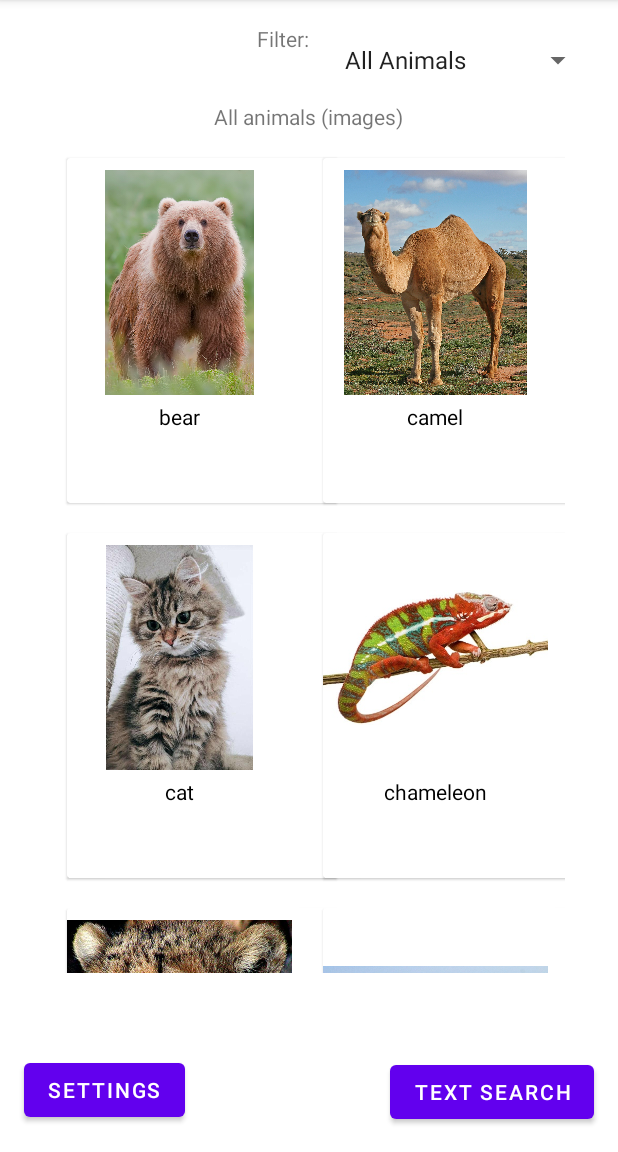
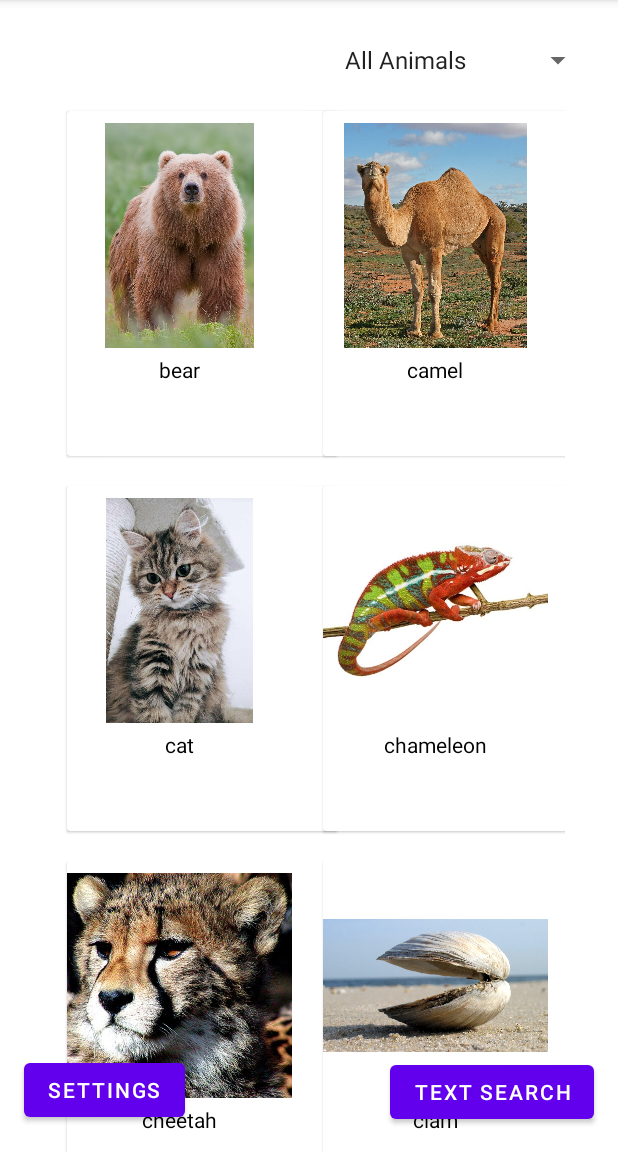
Before and after one commit to nramnara/TheWildlifeGuide, an Android app: the ImageSearchPage screen opened directly, with no data from a screen before it, on a phone screen of 412 x 824 dp, the part 84-1236 px from its top. Run offline under Robolectric (Android 15) with nearby library versions, the phone set to English and light mode, and no system bars; 2 statements that could not run were skipped.

Commit message:
lined up the search page

```diff
--- a/app/src/main/java/com/example/thewildlifeguide/ImagePage_Adapter.java
+++ b/app/src/main/java/com/example/thewildlifeguide/ImagePage_Adapter.java
@@ -33,6 +33,7 @@ public class ImagePage_Adapter extends RecyclerView.Adapter<ImagePage_Adapter.Vi
         this.images = images;
         this.inflater = LayoutInflater.from(ctx);
         this.listener = listener;
+
         this.animalList = animalNames;
         this.animalListFull = new ArrayList<>(animalNames);
     }
--- a/app/src/main/res/layout/activity_image_search_page.xml
+++ b/app/src/main/res/layout/activity_image_search_page.xml
@@ -19,17 +19,6 @@
         app:layout_constraintTop_toTopOf="parent"
         app:layout_constraintVertical_bias="0.976" />
 
-    <TextView
-        android:id="@+id/imagesearchpageTitle1"
-        android:layout_width="wrap_content"
-        android:layout_height="wrap_content"
-        android:layout_marginTop="68dp"
-        android:text="All animals (images)"
-        app:layout_constraintEnd_toEndOf="parent"
-        app:layout_constraintHorizontal_bias="0.498"
-        app:layout_constraintStart_toStartOf="parent"
-        app:layout_constraintTop_toTopOf="parent" />
-
     <Button
         android:id="@+id/textsearchButton"
         android:layout_width="wrap_content"
@@ -43,23 +32,13 @@
     <androidx.recyclerview.widget.RecyclerView
         android:id="@+id/imageSearch_recyclerView"
         android:layout_width="342dp"
-        android:layout_height="553dp"
+        android:layout_height="wrap_content"
         app:layout_constraintBottom_toBottomOf="parent"
         app:layout_constraintEnd_toEndOf="parent"
         app:layout_constraintHorizontal_bias="0.492"
         app:layout_constraintStart_toStartOf="parent"
-        app:layout_constraintTop_toBottomOf="@+id/imagesearchpageTitle1"
-        app:layout_constraintVertical_bias="0.063" />
-
-    <TextView
-        android:id="@+id/textView"
-        android:layout_width="wrap_content"
-        android:layout_height="wrap_content"
-        android:layout_marginTop="16dp"
-        android:layout_marginEnd="16dp"
-        android:text="Filter:"
-        app:layout_constraintEnd_toStartOf="@+id/imageSearch_spinner"
-        app:layout_constraintTop_toTopOf="parent" />
+        app:layout_constraintTop_toBottomOf="@+id/imageSearch_spinner"
+        app:layout_constraintVertical_bias="0.0" />
 
     <Spinner
         android:id="@+id/imageSearch_spinner"
```
